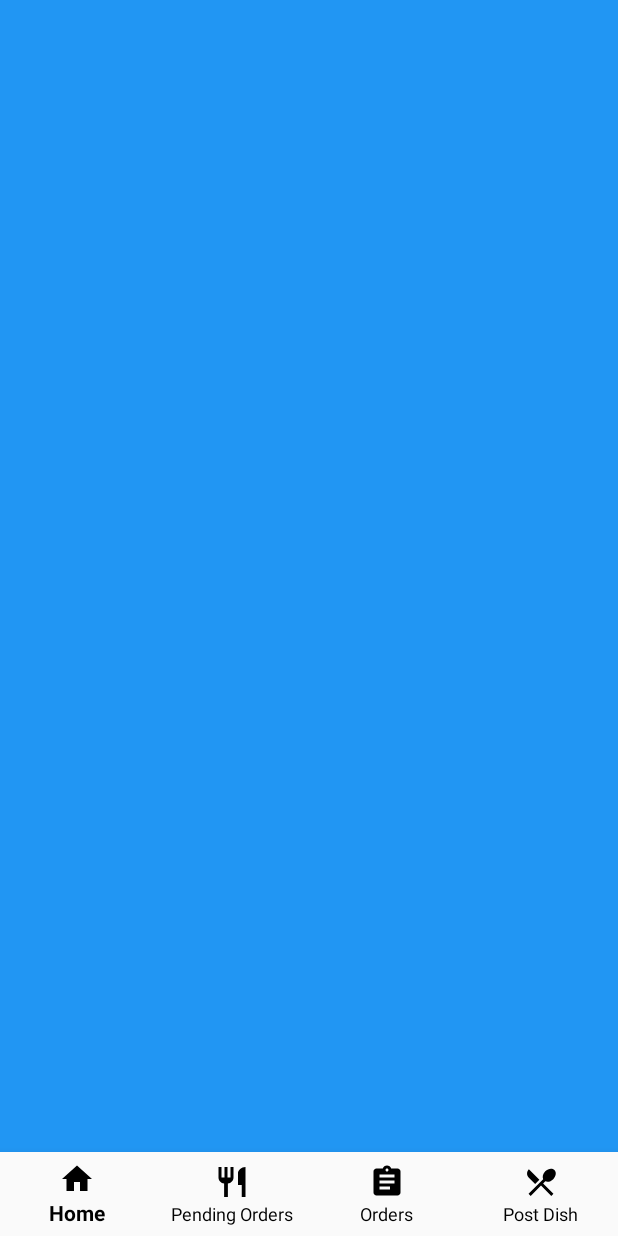
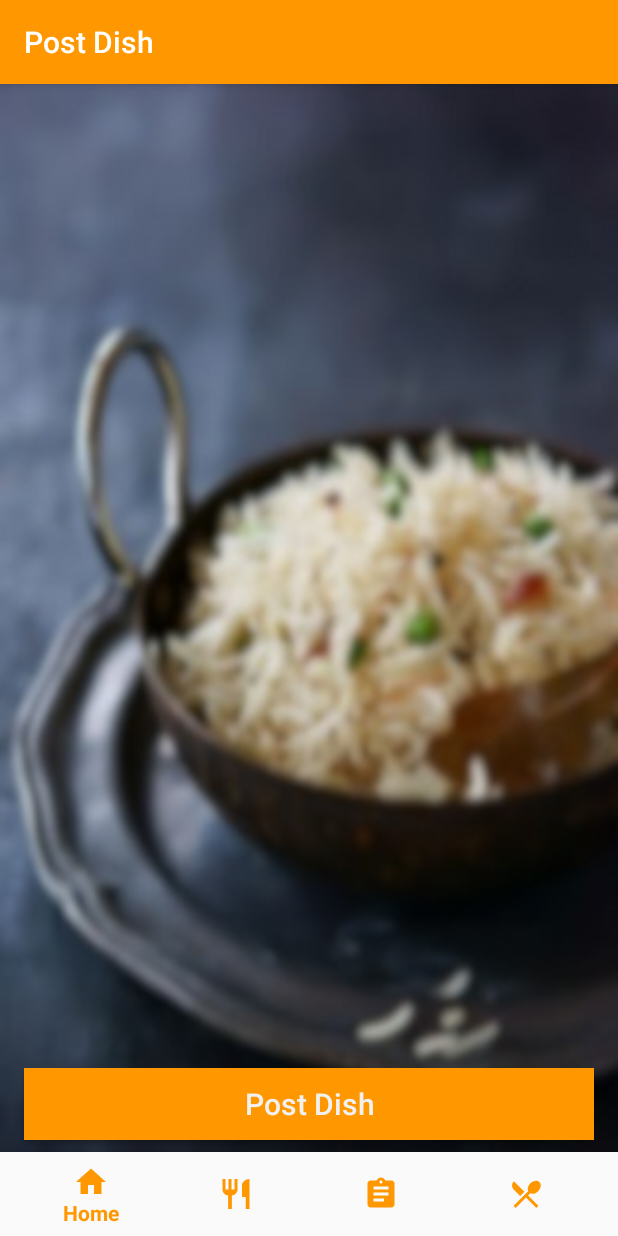
Before and after one commit to shohag1102/CFood, an Android app: the fragment ChefProfileFragment placed in its activity, on a phone screen of 412 x 824 dp. Run offline under Robolectric (Android 15) with nearby library versions, the phone set to English and light mode, and no system bars; our stand-ins replace Firebase (no records; nobody signed in at launch, a user with empty details on screens opened directly); Roboto replaces fonts that are not available here.

Commit message:
post dish front end done

```diff
--- a/app/src/main/AndroidManifest.xml
+++ b/app/src/main/AndroidManifest.xml
@@ -11,6 +11,9 @@
         android:supportsRtl="true"
         android:theme="@style/Theme.CFood"
         tools:targetApi="31">
+        <activity
+            android:name=".chefFoodPanel.Chef_postDish"
+            android:exported="false" />
         <activity
             android:name=".Delivery_sendotp"
             android:exported="false" />
--- a/app/src/main/java/com/saikat1102/cfood/ChefFoodPanel_BottomNavigation.java
+++ b/app/src/main/java/com/saikat1102/cfood/ChefFoodPanel_BottomNavigation.java
@@ -4,6 +4,7 @@ import androidx.annotation.NonNull;
 import androidx.appcompat.app.AppCompatActivity;
 import androidx.fragment.app.Fragment;
 
+import android.annotation.SuppressLint;
 import android.os.Bundle;
 import android.view.MenuItem;
 import android.widget.Toast;
@@ -34,6 +35,7 @@ public class ChefFoodPanel_BottomNavigation extends AppCompatActivity {
 
     private void implementBottomNavigation() {
         bottomNavigationView.setOnNavigationItemSelectedListener(new BottomNavigationView.OnNavigationItemSelectedListener() {
+            @SuppressLint("NonConstantResourceId")
             @Override
             public boolean onNavigationItemSelected(@NonNull MenuItem item) {
 
--- a/app/src/main/java/com/saikat1102/cfood/chefFoodPanel/ChefProfileFragment.java
+++ b/app/src/main/java/com/saikat1102/cfood/chefFoodPanel/ChefProfileFragment.java
@@ -1,23 +1,45 @@
 package com.saikat1102.cfood.chefFoodPanel;
 
+import android.content.Intent;
 import android.os.Bundle;
 import android.view.LayoutInflater;
 import android.view.View;
 import android.view.ViewGroup;
+import android.widget.Button;
+import android.widget.Toast;
 
 import androidx.annotation.NonNull;
 import androidx.annotation.Nullable;
+import androidx.constraintlayout.widget.ConstraintLayout;
 import androidx.fragment.app.Fragment;
 
 import com.saikat1102.cfood.R;
 
 
 public class ChefProfileFragment extends Fragment {
+
+    Button post_dish;
+
     @Nullable
     @Override
     public View onCreateView(@NonNull LayoutInflater inflater, @Nullable ViewGroup container, @Nullable Bundle savedInstanceState) {
         View v = inflater.inflate(R.layout.fragment_chef_profile,null);
         getActivity().setTitle("Post Dish");
+
+        commence(v);
+        post_dish.setOnClickListener(new View.OnClickListener() {
+            @Override
+            public void onClick(View view) {
+                startActivity(new Intent(getContext(),Chef_postDish.class));
+            }
+        });
+
         return v;
     }
+
+    private void commence(View v) {
+        post_dish = v.findViewById(R.id.post_dish);
+    }
+
+
 }
--- /dev/null
+++ b/app/src/main/res/color/menu_item_color.xml
@@ -0,0 +1,6 @@
+<?xml version="1.0" encoding="utf-8"?>
+<selector xmlns:android="http://schemas.android.com/apk/res/android">
+
+
+
+</selector>
--- /dev/null
+++ b/app/src/main/res/drawable/ic_camera_24.xml
@@ -0,0 +1,6 @@
+<vector android:height="24dp" android:tint="#000000"
+    android:viewportHeight="24" android:viewportWidth="24"
+    android:width="24dp" xmlns:android="http://schemas.android.com/apk/res/android">
+    <path android:fillColor="@android:color/white" android:pathData="M12,12m-3.2,0a3.2,3.2 0,1 1,6.4 0a3.2,3.2 0,1 1,-6.4 0"/>
+    <path android:fillColor="@android:color/white" android:pathData="M9,2L7.17,4L4,4c-1.1,0 -2,0.9 -2,2v12c0,1.1 0.9,2 2,2h16c1.1,0 2,-0.9 2,-2L22,6c0,-1.1 -0.9,-2 -2,-2h-3.17L15,2L9,2zM12,17c-2.76,0 -5,-2.24 -5,-5s2.24,-5 5,-5 5,2.24 5,5 -2.24,5 -5,5z"/>
+</vector>
--- a/app/src/main/res/layout/activity_chef_food_panel_bottom_navigation.xml
+++ b/app/src/main/res/layout/activity_chef_food_panel_bottom_navigation.xml
@@ -19,9 +19,8 @@
         android:layout_alignParentBottom="true"
         android:background="?android:attr/windowBackground"
         android:backgroundTint="@color/white"
-        app:itemTextColor="@android:color/black"
-        app:itemIconTint="@android:color/black"
-        app:labelVisibilityMode="labeled"
+        app:itemTextColor="@color/purple_500"
+        app:itemIconTint="@color/purple_500"
         app:menu="@menu/chef_bottom_navigation"/>
 
 
--- a/app/src/main/res/layout/fragment_chef_profile.xml
+++ b/app/src/main/res/layout/fragment_chef_profile.xml
@@ -4,8 +4,23 @@
     android:layout_height="fill_parent"
     xmlns:app="http://schemas.android.com/apk/res-auto"
     xmlns:tools="http://schemas.android.com/tools"
-    android:background="#2196F3"
-
+    android:background="@drawable/img3"
     android:id="@+id/back1">
 
+
+    <Button
+        android:id="@+id/post_dish"
+        android:layout_width="0dp"
+        android:layout_height="wrap_content"
+        android:layout_marginStart="16dp"
+        android:layout_marginEnd="16dp"
+        android:layout_marginBottom="8dp"
+        android:background="#FF9800"
+        android:text="Post Dish"
+        android:textAllCaps="false"
+        android:textColor="#F1F1F1"
+        android:textSize="20sp"
+        app:layout_constraintBottom_toBottomOf="parent"
+        app:layout_constraintEnd_toEndOf="parent"
+        app:layout_constraintStart_toStartOf="parent" />
 </androidx.constraintlayout.widget.ConstraintLayout>
--- a/app/src/main/res/values/colors.xml
+++ b/app/src/main/res/values/colors.xml
@@ -1,8 +1,8 @@
 <?xml version="1.0" encoding="utf-8"?>
 <resources>
-    <color name="purple_200">#FFBB86FC</color>
-    <color name="purple_500">#E89F51</color>
-    <color name="purple_700">#F68712</color>
+    <color name="purple_200">#FF5722</color>
+    <color name="purple_500">#FF9800</color>
+    <color name="purple_700">#FFC107</color>
     <color name="teal_200">#FF03DAC5</color>
     <color name="teal_700">#FF018786</color>
     <color name="black">#FF000000</color>
--- a/app/src/main/res/values/themes.xml
+++ b/app/src/main/res/values/themes.xml
@@ -1,6 +1,6 @@
 <resources xmlns:tools="http://schemas.android.com/tools">
     <!-- Base application theme. -->
-    <style name="Theme.CFood" parent="Theme.AppCompat.DayNight.NoActionBar">
+    <style name="Theme.CFood" parent="Theme.AppCompat.DayNight.DarkActionBar">
         <!-- Primary brand color. -->
         <item name="colorPrimary">@color/purple_500</item>
         <item name="colorPrimaryVariant">@color/purple_700</item>
```
Also changed, not shown: app/src/main/java/com/saikat1102/cfood/chefFoodPanel/ChefHomeFragment.java (+31 -0 lines), app/src/main/java/com/saikat1102/cfood/chefFoodPanel/Chef_postDish.java (added, +16 -0 lines), app/src/main/res/drawable/camerashapebtn.xml (added, +8 -0 lines), app/src/main/res/layout/activity_chef_post_dish.xml (added, +140 -0 lines), app/src/main/res/values/strings.xml (+27 -3 lines).
